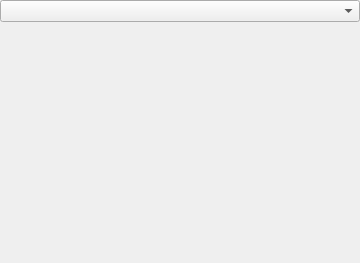
Qt form src/HalfEdge2D/Controller/CutMeshLine/CutMeshLineOption.ui (RRValue/2DUniverse) before a commit.
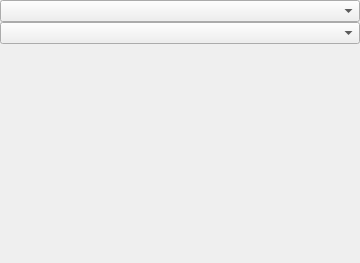
The same form after that commit.

Commit message: add stub for cutting mesh with q,c-Bezier and spline

The edit to the form file:
```diff
--- a/src/HalfEdge2D/Controller/CutMeshLine/CutMeshLineOption.ui
+++ b/src/HalfEdge2D/Controller/CutMeshLine/CutMeshLineOption.ui
@@ -32,6 +32,9 @@
    <item>
     <widget class="QComboBox" name="m_CbMeshSelector"/>
    </item>
+   <item>
+    <widget class="QComboBox" name="m_CbShapeSelector"/>
+   </item>
    <item>
     <spacer name="verticalSpacer">
      <property name="orientation">
```
The commit also changes 2 other files.
